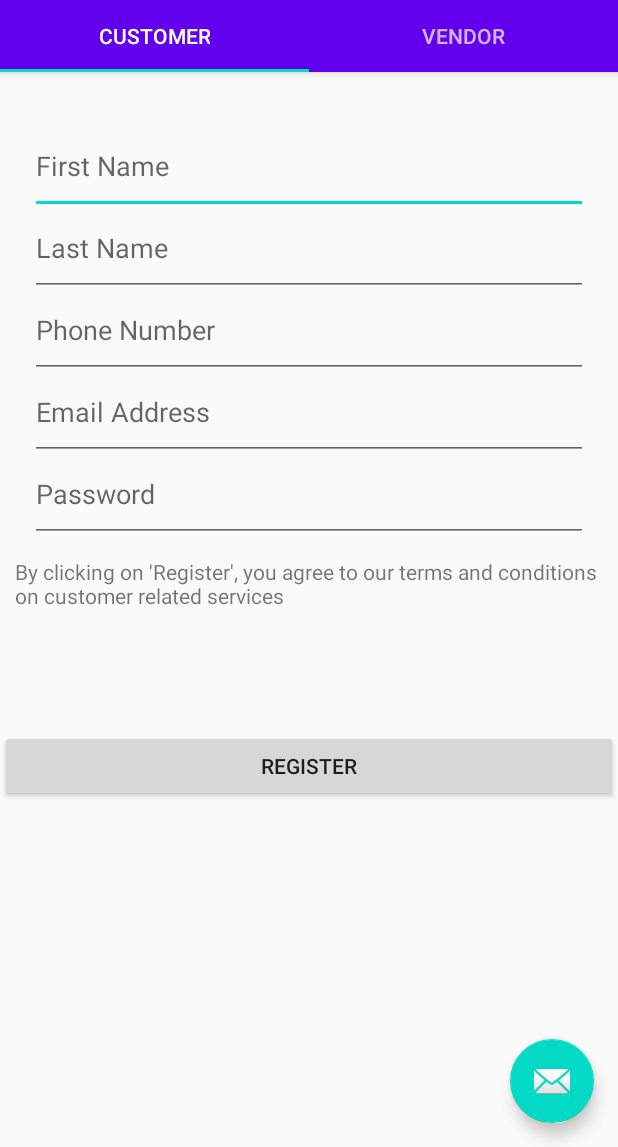
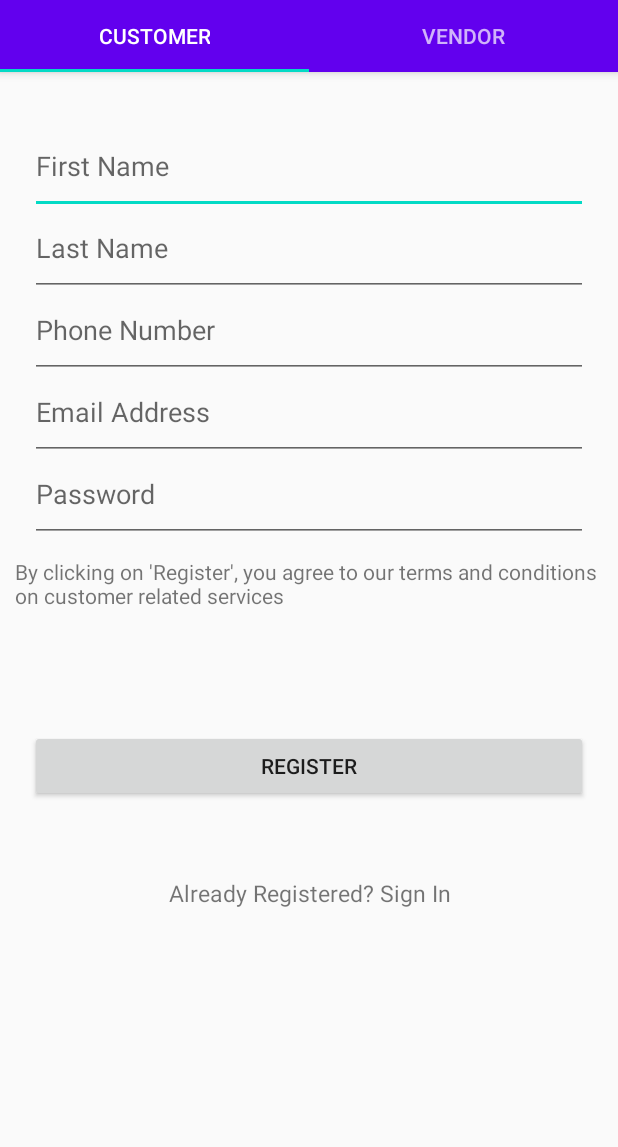
Before and after one commit to heartyGas/Heartygas, an Android app: the screen it shows after launch (RegisterActivity), on a phone screen of 412 x 824 dp, the part 89-1236 px from its top. Run offline under Robolectric (Android 15) with nearby library versions, the phone set to English and light mode, and no system bars.

Commit message:
WORKING ON REGISTERATION

```diff
--- a/app/src/main/AndroidManifest.xml
+++ b/app/src/main/AndroidManifest.xml
@@ -9,10 +9,12 @@
         android:roundIcon="@mipmap/ic_launcher_round"
         android:supportsRtl="true"
         android:theme="@style/AppTheme">
+        <activity android:name=".ui.main.HomeActivity"></activity>
+        <activity android:name=".LoginActivity" />
         <activity
             android:name=".RegisterActivity"
             android:label="@string/title_activity_register"
-            android:theme="@style/AppTheme.NoActionBar"></activity>
+            android:theme="@style/AppTheme.NoActionBar" />
         <activity
             android:name=".MainActivity"
             android:label="@string/app_name"
--- /dev/null
+++ b/app/src/main/java/com/heartygas/CustomerRegisterFragment.java
@@ -0,0 +1,70 @@
+package com.heartygas;
+
+import android.content.Intent;
+import android.os.Bundle;
+import android.support.annotation.NonNull;
+import android.support.annotation.Nullable;
+import android.support.v4.app.Fragment;
+import android.view.LayoutInflater;
+import android.view.View;
+import android.view.ViewGroup;
+import android.widget.Button;
+import android.widget.EditText;
+import android.widget.TextView;
+import android.widget.Toast;
+
+import com.heartygas.R;
+import com.heartygas.ui.main.HomeActivity;
+
+public class CustomerRegisterFragment extends Fragment {
+
+    TextView customerRegisterToSignInClick;
+    Button customerRegisterToHomeButton;
+    EditText customerfirstNameTextFieldEdit;
+    EditText customerlastNameTextFieldEdit;
+    EditText customerpasswordTextFieldEdit;
+    EditText customeraddressTextFieldEdit;
+    EditText customerphoneTextFieldEdit;
+
+    @Nullable
+    @Override
+    public View onCreateView (LayoutInflater inflater, ViewGroup container, Bundle savedInstanceState) {
+        View view = inflater.inflate(R.layout.customer_register, container, false);
+
+        customerRegisterToSignInClick = view.findViewById(R.id.customerLoginText);
+
+        customerRegisterToSignInClick.setOnClickListener(new View.OnClickListener() {
+            @Override
+            public void onClick(View v) {
+                Intent intent = new Intent(getContext(), LoginActivity.class);
+                startActivity(intent);
+            }
+        });
+
+        customerfirstNameTextFieldEdit = view.findViewById(R.id.customerFirstNameTextField);
+        customerlastNameTextFieldEdit = view.findViewById(R.id.customerLastNameTextField);
+        customerpasswordTextFieldEdit = view.findViewById(R.id.customerPasswordTextField);
+        customeraddressTextFieldEdit = view.findViewById(R.id.customerAddressTextField);
+        customerphoneTextFieldEdit = view.findViewById(R.id.customerPhoneTextField);
+
+
+        customerRegisterToHomeButton = view.findViewById(R.id.customerRegisterButton);
+
+        customerRegisterToHomeButton.setOnClickListener(new View.OnClickListener() {
+            @Override
+            public void onClick(View v) {
+
+                if (customerlastNameTextFieldEdit.getText().toString().isEmpty() || customerfirstNameTextFieldEdit.getText().toString().isEmpty() || customerpasswordTextFieldEdit.getText().toString().isEmpty() || customeraddressTextFieldEdit.getText().toString().isEmpty() || customerphoneTextFieldEdit.getText().toString().isEmpty()) {
+                    Toast.makeText(getContext(), "Please fill in the details", Toast.LENGTH_LONG).show();
+                } else {
+                    Intent intent = new Intent(getContext(), HomeActivity.class);
+                    startActivity(intent);
+                }
+            }
+        });
+
+        return view;
+
+    }
+
+}
--- a/app/src/main/java/com/heartygas/Frag1.java
+++ /dev/null
@@ -1,20 +0,0 @@
-package com.heartygas;
-
-import android.os.Bundle;
-import android.support.annotation.NonNull;
-import android.support.annotation.Nullable;
-import android.support.v4.app.Fragment;
-import android.view.LayoutInflater;
-import android.view.View;
-import android.view.ViewGroup;
-
-import com.heartygas.R;
-
-public class Frag1 extends Fragment {
-
-    @Nullable
-    @Override
-    public View onCreateView(@NonNull LayoutInflater inflater, @Nullable ViewGroup container, @Nullable Bundle savedInstanceState) {
-        return inflater.inflate(R.layout.customer_register, container, false);
-    }
-}
--- a/app/src/main/java/com/heartygas/Frag2.java
+++ /dev/null
@@ -1,18 +0,0 @@
-package com.heartygas;
-
-import android.os.Bundle;
-import android.support.annotation.NonNull;
-import android.support.annotation.Nullable;
-import android.support.v4.app.Fragment;
-import android.view.LayoutInflater;
-import android.view.View;
-import android.view.ViewGroup;
-
-public class Frag2 extends Fragment {
-
-    @Nullable
-    @Override
-    public View onCreateView(@NonNull LayoutInflater inflater, @Nullable ViewGroup container, @Nullable Bundle savedInstanceState) {
-        return inflater.inflate(R.layout.vendor_register, container, false);
-    }
-}
--- a/app/src/main/java/com/heartygas/RegisterActivity.java
+++ b/app/src/main/java/com/heartygas/RegisterActivity.java
@@ -1,14 +1,9 @@
 package com.heartygas;
 
 import android.os.Bundle;
-import android.support.design.widget.FloatingActionButton;
-import android.support.design.widget.Snackbar;
 import android.support.design.widget.TabLayout;
 import android.support.v4.view.ViewPager;
 import android.support.v7.app.AppCompatActivity;
-import android.view.Menu;
-import android.view.MenuItem;
-import android.view.View;
 
 import com.heartygas.ui.main.SectionsPagerAdapter;
 
@@ -17,20 +12,12 @@ public class RegisterActivity extends AppCompatActivity {
     @Override
     protected void onCreate(Bundle savedInstanceState) {
         super.onCreate(savedInstanceState);
-        setContentView(R.layout.activity_register2);
+        setContentView(R.layout.activity_register);
         SectionsPagerAdapter sectionsPagerAdapter = new SectionsPagerAdapter(this, getSupportFragmentManager());
         ViewPager viewPager = findViewById(R.id.view_pager);
         viewPager.setAdapter(sectionsPagerAdapter);
         TabLayout tabs = findViewById(R.id.tabs);
         tabs.setupWithViewPager(viewPager);
-        FloatingActionButton fab = findViewById(R.id.fab);
 
-        fab.setOnClickListener(new View.OnClickListener() {
-            @Override
-            public void onClick(View view) {
-                Snackbar.make(view, "Replace with your own action", Snackbar.LENGTH_LONG)
-                        .setAction("Action", null).show();
-            }
-        });
     }
 }
--- /dev/null
+++ b/app/src/main/java/com/heartygas/VendorRegisterFragment.java
@@ -0,0 +1,74 @@
+package com.heartygas;
+
+import android.content.Intent;
+import android.os.Bundle;
+import android.support.annotation.NonNull;
+import android.support.annotation.Nullable;
+import android.support.v4.app.Fragment;
+import android.view.LayoutInflater;
+import android.view.View;
+import android.view.ViewGroup;
+import android.widget.Button;
+import android.widget.EditText;
+import android.widget.TextView;
+import android.widget.Toast;
+
+import com.heartygas.ui.main.HomeActivity;
+
+public class VendorRegisterFragment extends Fragment {
+
+    TextView vendorRegisterToSignInClick;
+    Button vendorRegisterToHomeButton;
+    EditText vendorPasswordTextFieldEdit;
+    EditText vendorEmailTextFieldEdit;
+    EditText vendorPhoneNumberTextFieldEdit;
+    EditText vendorCompanyNameTextFieldEdit;
+    EditText vendorLastNameTextFieldEdit;
+    EditText vendorFirstNameTextFieldEdit;
+
+    @Nullable
+    @Override
+    public View onCreateView(LayoutInflater inflater, ViewGroup container, Bundle savedInstanceState) {
+
+        View view = inflater.inflate(R.layout.vendor_register, container, false);
+
+        vendorRegisterToSignInClick = view.findViewById(R.id.vendorLoginText);
+
+        vendorRegisterToSignInClick.setOnClickListener(new View.OnClickListener() {
+            @Override
+            public void onClick(View v) {
+                Intent intent = new Intent(getActivity(), LoginActivity.class);
+                startActivity(intent);
+            }
+        });
+
+        vendorPasswordTextFieldEdit = view.findViewById(R.id.vendorPasswordTextField);
+        vendorEmailTextFieldEdit = view.findViewById(R.id.vendorEmailTextField);
+        vendorPhoneNumberTextFieldEdit = view.findViewById(R.id.vendorPhoneNumberTextField);
+        vendorCompanyNameTextFieldEdit = view.findViewById(R.id.vendorCompanyNameTextField);
+        vendorLastNameTextFieldEdit = view.findViewById(R.id.vendorLastNameTextField);
+        vendorFirstNameTextFieldEdit = view.findViewById(R.id.vendorFirstNameTextField);
+
+        vendorRegisterToHomeButton = view.findViewById(R.id.vendorRegisterButton);
+
+        vendorRegisterToHomeButton.setOnClickListener(new View.OnClickListener() {
+            @Override
+            public void onClick(View v) {
+                if (vendorPasswordTextFieldEdit.getText().toString().isEmpty() ||
+                        vendorEmailTextFieldEdit.getText().toString().isEmpty() ||
+                        vendorPhoneNumberTextFieldEdit.getText().toString().isEmpty() ||
+                        vendorCompanyNameTextFieldEdit.getText().toString().isEmpty() ||
+                        vendorLastNameTextFieldEdit.getText().toString().isEmpty() ||
+                        vendorFirstNameTextFieldEdit.getText().toString().isEmpty()
+                ) {
+                    Toast.makeText(getContext(), "Please fill in the details", Toast.LENGTH_LONG).show();
+                } else {
+                    Intent intent = new Intent(getContext(), HomeActivity.class);
+                    startActivity(intent);
+                }
+            }
+        });
+
+        return view;
+    }
+}
--- a/app/src/main/java/com/heartygas/ui/main/SectionsPagerAdapter.java
+++ b/app/src/main/java/com/heartygas/ui/main/SectionsPagerAdapter.java
@@ -7,8 +7,8 @@ import android.support.v4.app.Fragment;
 import android.support.v4.app.FragmentManager;
 import android.support.v4.app.FragmentPagerAdapter;
 
-import com.heartygas.Frag1;
-import com.heartygas.Frag2;
+import com.heartygas.CustomerRegisterFragment;
+import com.heartygas.VendorRegisterFragment;
 import com.heartygas.R;
 
 /**
@@ -31,10 +31,10 @@ public class SectionsPagerAdapter extends FragmentPagerAdapter {
         Fragment fragment = null;
         switch (position) {
             case 0:
-                fragment = new Frag1();
+                fragment = new CustomerRegisterFragment();
                 break;
             case 1:
-                fragment = new Frag2();
+                fragment = new VendorRegisterFragment();
         }
         return fragment;
     }
--- a/app/src/main/res/layout/activity_register2.xml
+++ b/app/src/main/res/layout/activity_register.xml
@@ -34,11 +34,4 @@
         android:layout_height="match_parent"
         app:layout_behavior="@string/appbar_scrolling_view_behavior" />
 
-    <android.support.design.widget.FloatingActionButton
-        android:id="@+id/fab"
-        android:layout_width="wrap_content"
-        android:layout_height="wrap_content"
-        android:layout_gravity="bottom|end"
-        android:layout_margin="@dimen/fab_margin"
-        app:srcCompat="@android:drawable/ic_dialog_email" />
 </android.support.design.widget.CoordinatorLayout>
--- a/app/src/main/res/layout/customer_register.xml
+++ b/app/src/main/res/layout/customer_register.xml
@@ -1,4 +1,10 @@
 <?xml version="1.0" encoding="utf-8"?>
+<ScrollView
+    android:layout_height="match_parent"
+    android:layout_width="match_parent"
+
+    xmlns:android="http://schemas.android.com/apk/res/android">
+
     <LinearLayout xmlns:android="http://schemas.android.com/apk/res/android"
         xmlns:app="http://schemas.android.com/apk/res-auto"
         xmlns:tools="http://schemas.android.com/tools"
@@ -12,6 +18,7 @@
             android:layout_width="match_parent"
             android:layout_height="wrap_content"
             android:hint="First Name"
+            android:id="@+id/customerFirstNameTextField"
             android:layout_marginStart="20dp"
             android:layout_marginEnd="20dp"
             android:paddingBottom="20dp"
@@ -22,6 +29,7 @@
             android:layout_width="match_parent"
             android:layout_height="wrap_content"
             android:hint="Last Name"
+            android:id="@+id/customerLastNameTextField"
             android:layout_marginStart="20dp"
             android:layout_marginEnd="20dp"
             android:paddingBottom="20dp"
@@ -32,30 +40,33 @@
             android:layout_width="match_parent"
             android:layout_height="wrap_content"
             android:hint="Phone Number"
+            android:id="@+id/customerPhoneTextField"
             android:layout_marginStart="20dp"
             android:layout_marginEnd="20dp"
             android:paddingBottom="20dp"
-        android:inputType="textPersonName">
+            android:inputType="phone">
         </EditText>
 
         <EditText
             android:layout_width="match_parent"
             android:layout_height="wrap_content"
             android:hint="Email Address"
+            android:id="@+id/customerAddressTextField"
             android:layout_marginStart="20dp"
             android:layout_marginEnd="20dp"
             android:paddingBottom="20dp"
-        android:inputType="textPersonName">
+            android:inputType="textEmailAddress">
         </EditText>
 
         <EditText
             android:layout_width="match_parent"
             android:layout_height="wrap_content"
             android:hint="Password"
+            android:id="@+id/customerPasswordTextField"
             android:layout_marginStart="20dp"
             android:layout_marginEnd="20dp"
             android:paddingBottom="20dp"
-        android:inputType="textPersonName">
+            android:inputType="textPassword">
         </EditText>
 
         <TextView
@@ -68,6 +79,9 @@
 
         <Button
             android:paddingTop="10dp"
+            android:id="@+id/customerRegisterButton"
+            android:layout_marginStart="20dp"
+            android:layout_marginEnd="20dp"
             android:layout_gravity="center"
             android:layout_marginTop="70dp"
             android:layout_width="match_parent"
@@ -78,4 +92,20 @@
 
 
 
+        <TextView
+            android:padding="10dp"
+            android:layout_width="match_parent"
+            android:layout_height="wrap_content"
+            android:layout_marginTop="40dp"
+            android:layout_gravity="center"
+            android:textAlignment="center"
+            android:textSize="15dp"
+            android:id="@+id/customerLoginText"
+            android:onClick="customerRegisterToSignIn"
+            android:text="Already Registered? Sign In">
+        </TextView>
+
+
     </LinearLayout>
+
+</ScrollView>
```
Also changed, not shown: app/src/main/java/com/heartygas/LoginActivity.java (added, +53 -0 lines), app/src/main/java/com/heartygas/ui/main/HomeActivity.java (added, +15 -0 lines), app/src/main/java/com/heartygas/ui/main/PlaceholderFragment.java (+0 -7 lines), app/src/main/res/layout/activity_home.xml (added, +25 -0 lines), app/src/main/res/layout/activity_login.xml (added, +57 -0 lines), app/src/main/res/layout/vendor_register.xml (+36 -6 lines). Lines whose indentation alone changed are shown as unchanged.
